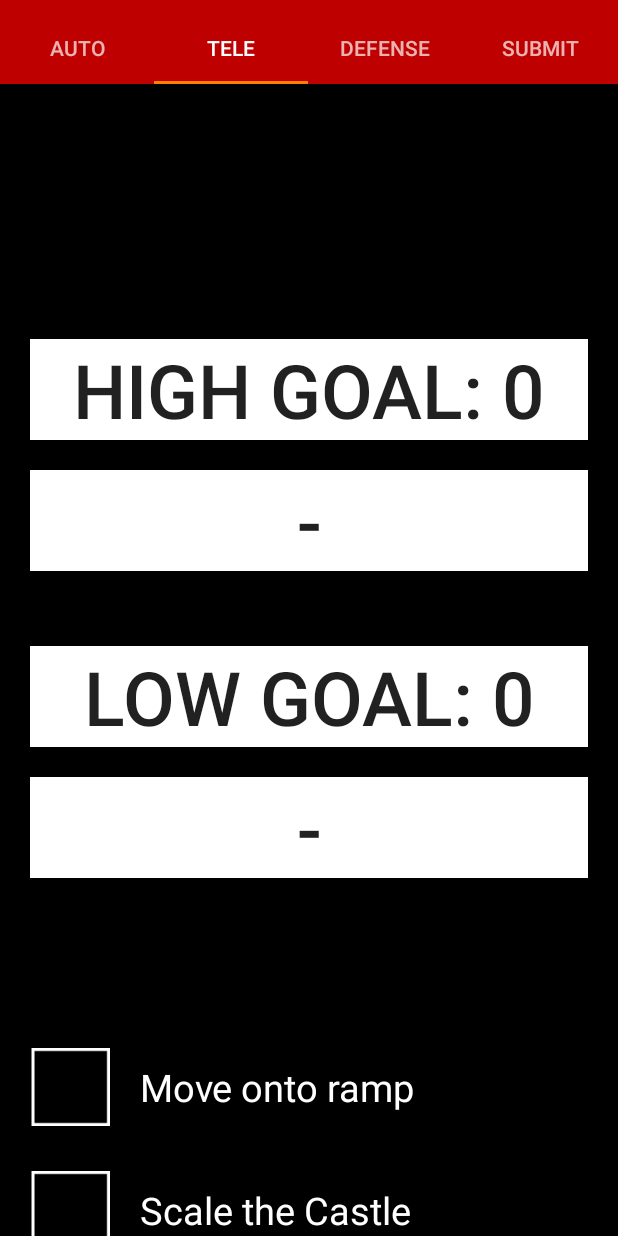
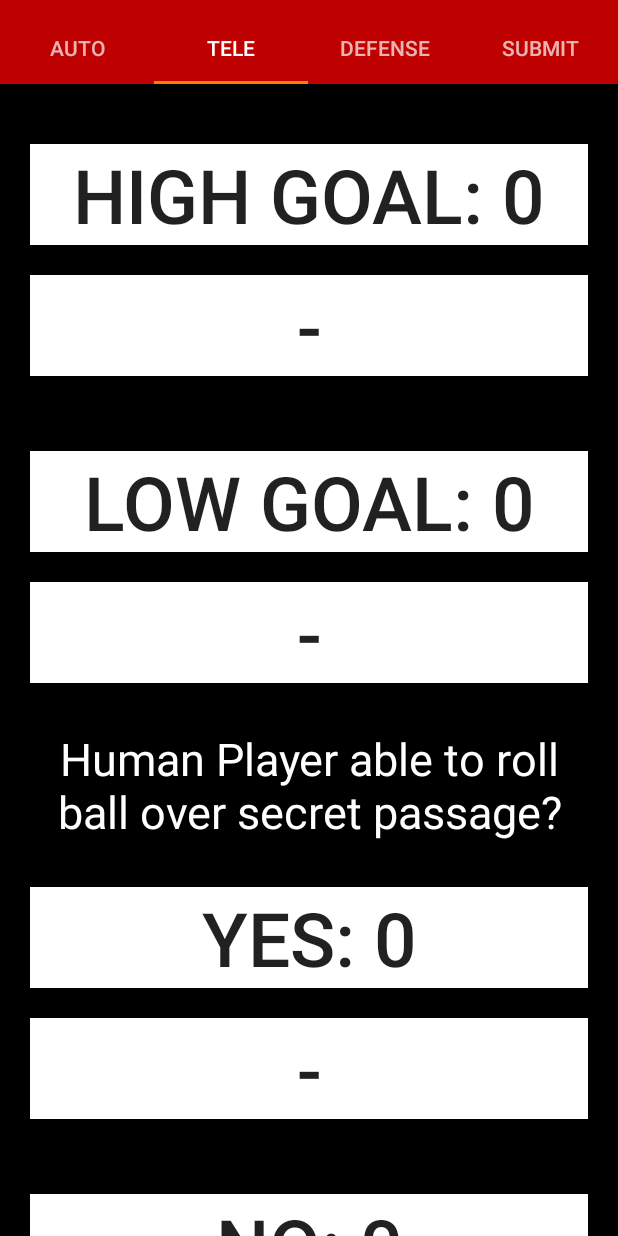
Before and after one commit to STORM-FTC-4390-7433/FRC-Scouting-2016-User, an Android app: the MatchActivity screen opened directly, with no data from a screen before it, tab 2 chosen, on a phone screen of 412 x 824 dp. Run offline under Robolectric (Android 15) with nearby library versions, the phone set to English and light mode, and no system bars; libraries missing offline, so code that uses them is left out: de.greenrobot.event; 1 statement that could not run was skipped.

Commit message:
Added new human player code

```diff
--- a/app/build.gradle
+++ b/app/build.gradle
@@ -8,8 +8,8 @@ android {
         applicationId "org.lrhsd.storm.user16"
         minSdkVersion 15
         targetSdkVersion 23
-        versionCode 2
-        versionName "2.0"
+        versionCode 5
+        versionName "2.3"
     }
     buildTypes {
         release {
@@ -28,4 +28,5 @@ dependencies {
     compile 'com.google.zxing:core:3.1.0'
     compile 'net.glxn.qrgen:android:2.0'
     compile 'de.greenrobot:eventbus:2.4.0'
+    compile 'com.squareup.picasso:picasso:2.5.2'
 }
--- a/app/src/main/AndroidManifest.xml
+++ b/app/src/main/AndroidManifest.xml
@@ -7,8 +7,10 @@
         android:icon="@mipmap/ic_launcher"
         android:label="@string/app_name"
         android:supportsRtl="true"
-        android:theme="@style/AppTheme">
-        <activity android:name=".MainActivity">
+        android:theme="@style/AppTheme"
+        android:largeHeap="true">
+        <activity android:name=".MainActivity"
+            android:hardwareAccelerated="false" >
             <intent-filter>
                 <action android:name="android.intent.action.MAIN" />
 
--- a/app/src/main/java/fragments/TeleFragment.java
+++ b/app/src/main/java/fragments/TeleFragment.java
@@ -27,29 +27,6 @@ public class TeleFragment extends Fragment {
                              Bundle savedInstanceState) {
         // Inflate the layout for this fragment
         view = inflater.inflate(R.layout.fragment_tele, container, false);
-        final CompoundButton yes = (CompoundButton)view.findViewById(R.id.yes),
-                 no = (RadioButton)view.findViewById(R.id.no);
-        yes.setOnCheckedChangeListener(new CompoundButton.OnCheckedChangeListener() {
-            @Override
-            public void onCheckedChanged(CompoundButton buttonView, boolean isChecked) {
-                if(yes.isChecked()){
-                    yes.setBackgroundResource(R.drawable.orange_chk);
-                }
-                else{
-                    yes.setBackgroundResource(R.drawable.orange_reg);
-                }
-            }
-        });
-        no.setOnCheckedChangeListener(new CompoundButton.OnCheckedChangeListener() {
-            @Override
-            public void onCheckedChanged(CompoundButton buttonView, boolean isChecked) {
-                if (no.isChecked()) {
-                    no.setBackgroundResource(R.drawable.red_chk);
-                } else {
-                    no.setBackgroundResource(R.drawable.red_reg);
-                }
-            }
-        });
         return view;
     }
 
--- a/app/src/main/res/layout/fragment_tele.xml
+++ b/app/src/main/res/layout/fragment_tele.xml
@@ -22,7 +22,7 @@
         android:layout_above="@+id/linearLayout"
         android:layout_centerHorizontal="true"
         android:layout_marginBottom="113dp"
-        android:layout_marginTop="150dp">
+        android:layout_marginTop="20dp">
     <Button
         android:layout_width="match_parent"
         android:layout_height="wrap_content"
@@ -70,6 +70,70 @@
         android:layout_centerHorizontal="true"
         android:onClick="decLowScrore"
         android:background="@android:color/background_light" />
+
+        <TextView
+            android:layout_width="wrap_content"
+            android:layout_height="wrap_content"
+            android:textAppearance="?android:attr/textAppearanceLarge"
+            android:text="Human Player able to roll ball over secret passage?"
+            android:id="@+id/txt"
+            android:textColor="#fff"
+            android:textSize="30dp"
+            android:layout_alignParentBottom="true"
+            android:layout_centerHorizontal="true"
+            android:layout_marginTop="30dp"
+            android:layout_marginBottom="30dp"
+            android:gravity="center"/>
+
+        <Button
+            android:layout_width="match_parent"
+            android:layout_height="wrap_content"
+            android:text="Yes: 0"
+            android:id="@+id/btnYes"
+            android:textSize="50dp"
+            android:layout_above="@+id/btnDecHigh"
+            android:layout_centerHorizontal="true"
+            android:onClick="humanYes"
+            android:background="@android:color/background_light"
+            android:layout_marginBottom="20dp" />
+
+        <Button
+            android:layout_width="match_parent"
+            android:layout_height="wrap_content"
+            android:text="-"
+            android:background="@android:color/background_light"
+            android:id="@+id/btnYesSub"
+            android:textSize="50dp"
+            android:layout_centerHorizontal="true"
+            android:layout_alignBaseline="@+id/ramp"
+            android:layout_marginBottom="50dp"
+            android:layout_alignBottom="@+id/btnHigh"
+            android:onClick="humanYesSub" />
+
+        <Button
+            android:layout_width="match_parent"
+            android:layout_height="wrap_content"
+            android:text="No: 0"
+            android:id="@+id/btnNo"
+            android:textSize="50dp"
+            android:layout_above="@+id/btnDecHigh"
+            android:layout_centerHorizontal="true"
+            android:onClick="humanNo"
+            android:background="@android:color/background_light"
+            android:layout_marginBottom="20dp" />
+
+        <Button
+            android:layout_width="match_parent"
+            android:layout_height="wrap_content"
+            android:text="-"
+            android:background="@android:color/background_light"
+            android:id="@+id/btnNoSub"
+            android:textSize="50dp"
+            android:layout_centerHorizontal="true"
+            android:layout_alignBaseline="@+id/ramp"
+            android:layout_marginBottom="50dp"
+            android:layout_alignBottom="@+id/btnHigh"
+            android:onClick="humanNoSub" />
 
     </LinearLayout>
 
@@ -145,51 +209,5 @@
             android:layout_marginBottom="30dp" />
             </LinearLayout>
 
-    <TextView
-        android:layout_width="wrap_content"
-        android:layout_height="wrap_content"
-        android:textAppearance="?android:attr/textAppearanceLarge"
-        android:text="Human Player able to roll ball over secret passage?"
-        android:id="@+id/txt"
-        android:textColor="#fff"
-        android:textSize="30dp"
-        android:layout_alignParentBottom="true"
-        android:layout_centerHorizontal="true"
-        android:layout_gravity="center_horizontal"
-        android:layout_marginTop="30dp"
-        android:layout_marginBottom="30dp"
-        android:gravity="center"/>
-    <RadioGroup
-        android:layout_width="match_parent"
-        android:layout_height="wrap_content"
-        android:layout_gravity="center_vertical"
-        android:layout_marginBottom="50dp"
-        android:baselineAligned="false"
-        android:orientation="horizontal">
-
-        <RadioButton
-            android:id="@+id/yes"
-            android:layout_width="match_parent"
-            android:layout_height="50sp"
-            android:layout_weight="1"
-            android:background="@color/colorAccent"
-            android:gravity="center"
-            android:text="Yes"
-            android:checked="false"
-            android:button="@null" />
-
-        <RadioButton
-            android:id="@+id/no"
-            android:layout_width="match_parent"
-            android:layout_height="50sp"
-            android:layout_weight="1"
-            android:background="@android:color/holo_red_light"
-            android:gravity="center"
-            android:text="No"
-            android:textColor="@android:color/black"
-            android:checked="false"
-            android:button="@null" />
-    </RadioGroup>
-
 </LinearLayout>
 </ScrollView>
```
Also changed, not shown: app/src/main/java/database/DatabaseHandler.java (+7 -3 lines), app/src/main/java/database/Stronghold.java (+11 -4 lines), app/src/main/java/org/lrhsd/storm/user16/MainActivity.java (+37 -2 lines), app/src/main/java/org/lrhsd/storm/user16/MatchActivity.java (+27 -3 lines), app/src/main/res/layout/activity_main.xml (+91 -85 lines), app/src/main/res/layout/fragment_auto.xml (+12 -5 lines), app/src/main/res/drawable/logo.png, app/src/main/res/mipmap-hdpi/ic_launcher.png, app/src/main/res/mipmap-mdpi/ic_launcher.png, app/src/main/res/mipmap-xhdpi/ic_launcher.png, app/src/main/res/mipmap-xxhdpi/ic_launcher.png, app/src/main/res/mipmap-xxxhdpi/ic_launcher.png, 1 other file.
